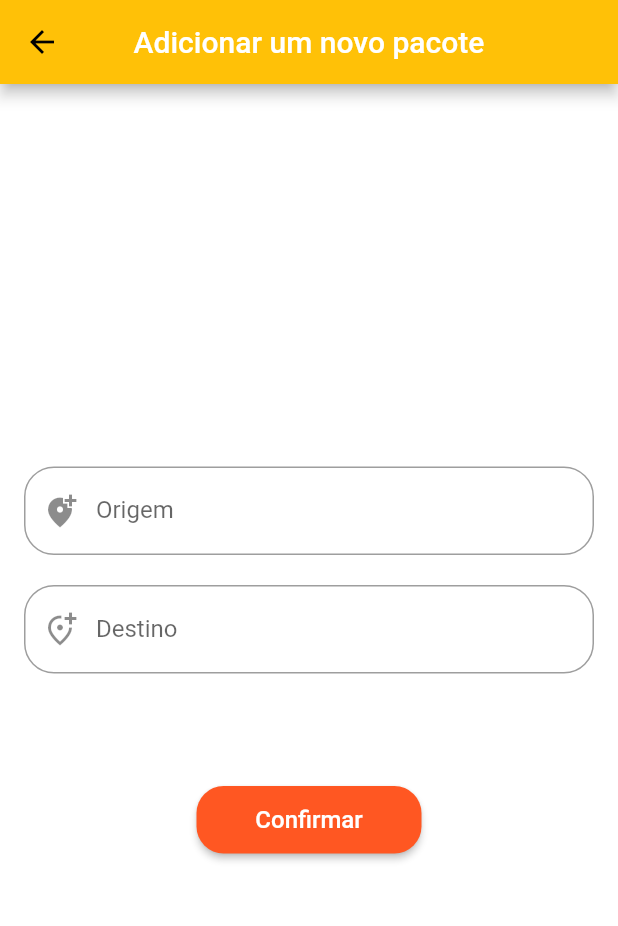
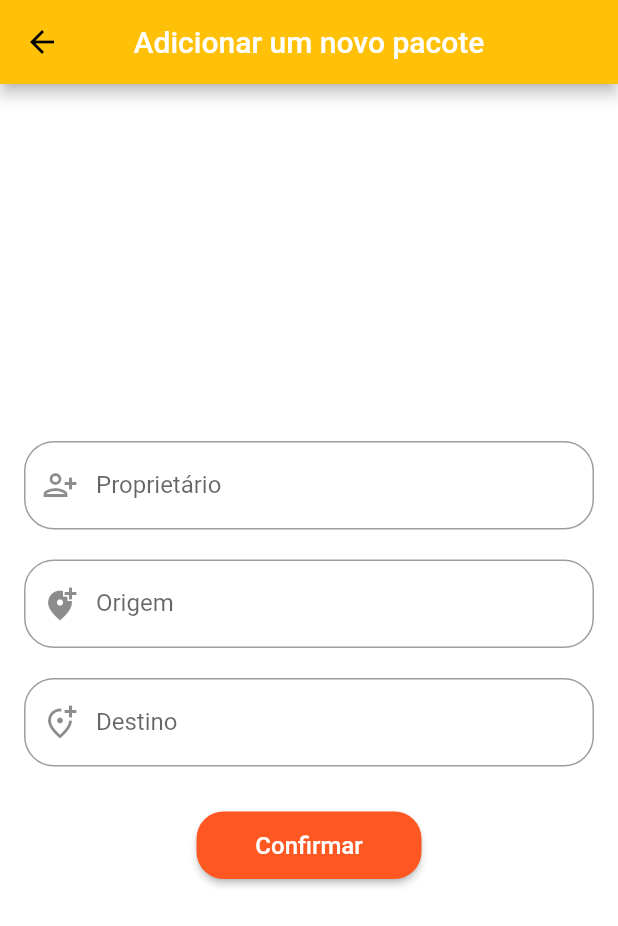
Before and after one commit to hen-mi/app-correios, a Flutter app: the screen it shows after launch, item 2 of the bottom bar chosen, after a tap on the "add" icon, on a phone screen of 412 x 824 dp. Shown: the top 926 px of the screen. Run offline on Flutter 3.47's test engine with Material 2 defaults, Android fonts, the phone set to English and light mode, and no system bars; our stand-ins replace geocoding, geolocator, google_maps_flutter; missing offline and left inert: flutter_polyline_points; network calls fail.

Commit message:
melhorias na UI

```diff
--- a/lib/models/pacote.dart
+++ b/lib/models/pacote.dart
@@ -1,5 +1,6 @@
 class Pacote{
   String icone;
+  String origem;
   String destino;
   String proprietario;
   double peso;
@@ -7,6 +8,7 @@ class Pacote{
 
   Pacote({
     required this.icone,
+    required this.origem,
     required this.destino,
     required this.proprietario,
     required this.peso,
--- a/lib/telas/adicionar.dart
+++ b/lib/telas/adicionar.dart
@@ -26,6 +26,7 @@ class _AdicionarNovoPacoteState extends State<AdicionarNovoPacote> {
 
   final TextEditingController DestinoControlador = TextEditingController();
   final TextEditingController OrigemControlador = TextEditingController();
+  final TextEditingController ProprietarioControlador = TextEditingController();
 
   confirmar(){
     if(_form.currentState!.validate()) {
@@ -80,6 +81,32 @@ class _AdicionarNovoPacoteState extends State<AdicionarNovoPacote> {
                 key: _form,
                 child: Column(
                   children: <Widget>[
+                    Padding(
+                      padding: EdgeInsets.only(bottom: 20),
+
+                      child: TextFormField(
+
+                        controller: ProprietarioControlador,
+                        textCapitalization: TextCapitalization.words,
+
+                        decoration: InputDecoration(hintText: "Pedro Alvares Cabral",
+                            border: OutlineInputBorder(
+                              borderRadius: new BorderRadius.circular(20.0),
+                              borderSide:  BorderSide(color: Colors.deepOrange),
+
+                            ),
+                            labelText: "Proprietário",
+                            prefixIcon: Icon(Icons.person_add_alt)
+
+                        ),
+                        validator: (value) {
+                          if(value!.isEmpty){
+                            return 'Informe um nome válido';
+                          }
+                          return null;
+                        },
+                      ),
+                    ),
                   Padding(
                     padding: EdgeInsets.only(bottom: 20),
 
@@ -132,7 +159,7 @@ class _AdicionarNovoPacoteState extends State<AdicionarNovoPacote> {
               ),
 
               Container(
-                margin: const EdgeInsets.only(top: 50.0),
+                margin: const EdgeInsets.only(top: 5.0),
                 child: SizedBox(
                   width: 150,
                   height: 45,
--- a/lib/telas/pacotes.dart
+++ b/lib/telas/pacotes.dart
@@ -26,7 +26,14 @@ class _PacotesState extends State<Pacotes> {
   Widget build(BuildContext context) {
     final tabela = PacoteRepository.tabela;
     return Scaffold(
-      backgroundColor: Colors.grey[800],
+      backgroundColor: Colors.white,
+      appBar: AppBar(
+        centerTitle: true,
+        title: Text('Meus Pacotes',
+            style: TextStyle(
+              color: Colors.white,
+            )),
+      ),
       body: ListView.separated(
         itemBuilder: (BuildContext context, int pacote){
           return Dismissible(
@@ -34,7 +41,7 @@ class _PacotesState extends State<Pacotes> {
               leading: Image.asset(tabela[pacote].icone),
               title: Text("Pacote: ${tabela[pacote].codigoRast}",
                 style: const TextStyle(
-                  color: Colors.white,
+                  color: Colors.black,
                   fontWeight: FontWeight.bold,
                 ),
               ),
@@ -62,7 +69,7 @@ class _PacotesState extends State<Pacotes> {
             ),
           );
         },
-        child: Icon(Icons.add),
+        child: Icon(Icons.add, color: Colors.white,),
         backgroundColor: Colors.amber,
       ),
     );
--- a/lib/telas/principal.dart
+++ b/lib/telas/principal.dart
@@ -44,10 +44,7 @@ class _TelaNavegacaoState extends State<TelaNavegacao> {
                 icon: Icon(Icons.map_rounded),
                 label: "Mapa",
             ),
-            BottomNavigationBarItem(
-              icon: Icon(Icons.explore_rounded),
-              label: "Novos pacotes",
-            ),
+
             BottomNavigationBarItem(
                 icon: Icon(Icons.person),
                 label: "Perfil",
@@ -61,8 +58,8 @@ class _TelaNavegacaoState extends State<TelaNavegacao> {
             Home(),
             Pacotes(),
             Mapa(),
+            Perfil(),
             AdicionarNovoPacote(),
-            Perfil()
           ],
         ),
       );
--- a/pubspec.yaml
+++ b/pubspec.yaml
@@ -45,7 +45,6 @@ dependencies:
   awesome_snackbar_content: ^0.1.0
   address_search_field: ^5.0.3
   location: ^4.4.0
-  geocoder: ^0.2.1
   geolocator: ^9.0.2
 
 dev_dependencies:
```
Also changed, not shown: lib/repositories/pacote_repository.dart (+6 -3 lines), lib/telas/mostrar_pacote.dart (+97 -12 lines), pubspec.lock.
